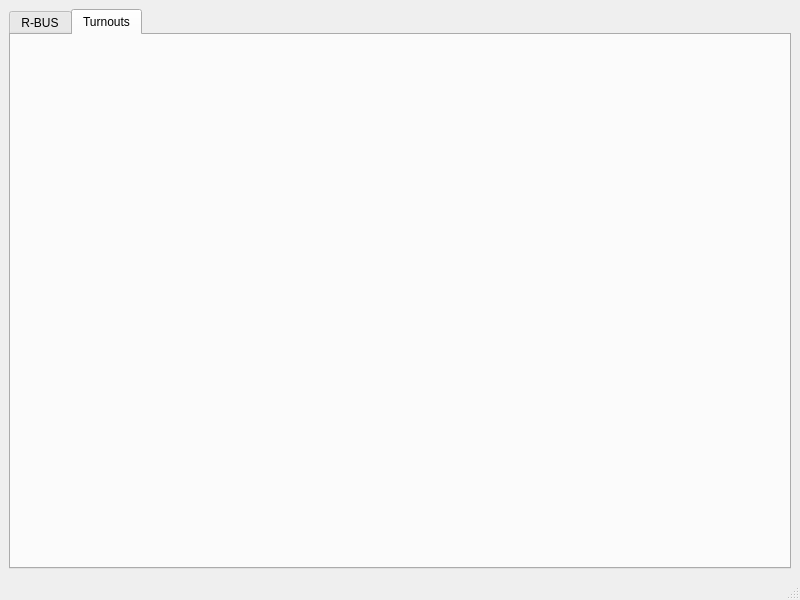
Above: mainwindow.ui from gfgit/Z21ServerEmulator before the change. Below: the same form after it.
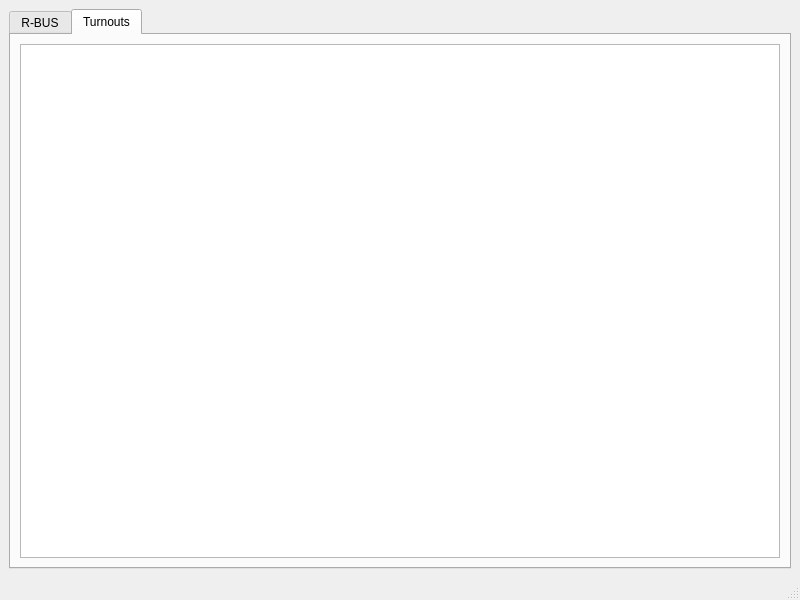
That is the form after the change. The open tabs and pages were chosen to show the change.

What changed in the file:
```diff
--- a/mainwindow.ui
+++ b/mainwindow.ui
@@ -31,6 +31,11 @@
        <attribute name="title">
         <string>Turnouts</string>
        </attribute>
+       <layout class="QVBoxLayout" name="verticalLayout_3">
+        <item>
+         <widget class="QTableView" name="accessoryTableView"/>
+        </item>
+       </layout>
       </widget>
      </widget>
     </item>
```
Left out of the diff: 3 changed lines with no effect on the pictures.
